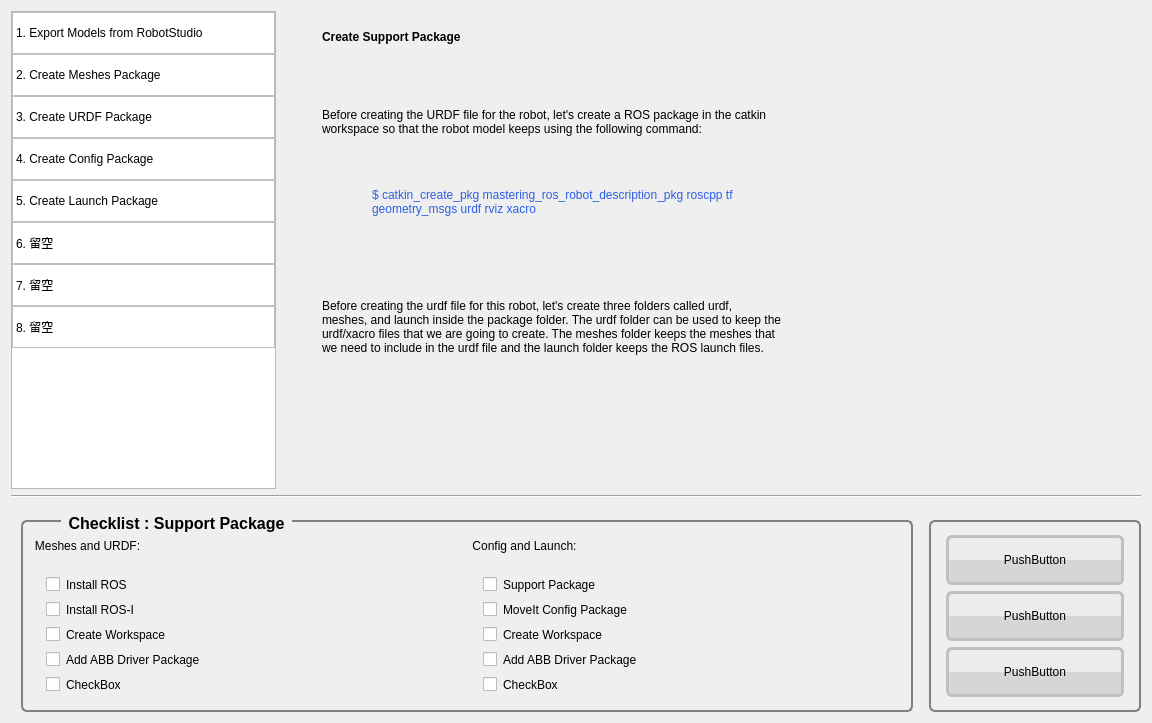
First picture: the form in gui/inetgration_assistant/AbbRosI-Intg-Asst/dialog_pkg_support.ui, repository Yifei1988/abb_ros-i_integration, before the edit.
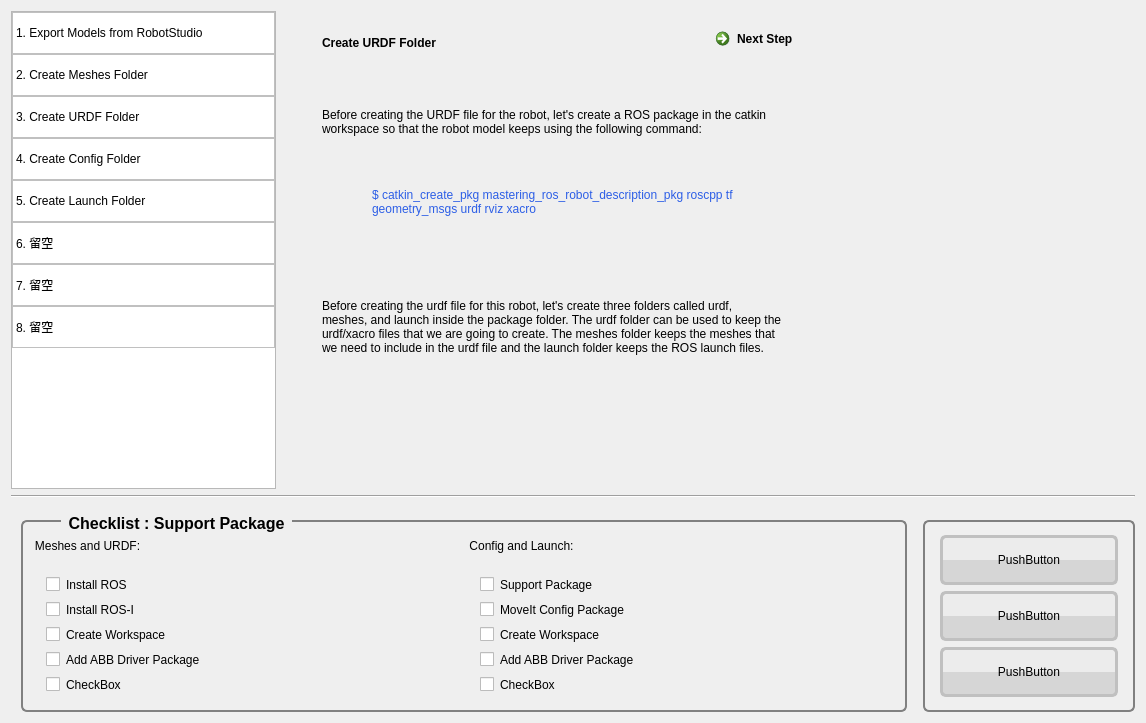
Second picture: the form after the edit. The open tabs and pages were chosen to show the change. Icons and pictures are not drawn.

What changed in the file:
```diff
--- a/gui/inetgration_assistant/AbbRosI-Intg-Asst/dialog_pkg_support.ui
+++ b/gui/inetgration_assistant/AbbRosI-Intg-Asst/dialog_pkg_support.ui
@@ -81,22 +81,22 @@
          </item>
          <item>
           <property name="text">
-           <string>2. Create Meshes Package</string>
+           <string>2. Create Meshes Folder</string>
           </property>
          </item>
          <item>
           <property name="text">
-           <string>3. Create URDF Package</string>
+           <string>3. Create URDF Folder</string>
           </property>
          </item>
          <item>
           <property name="text">
-           <string>4. Create Config Package</string>
+           <string>4. Create Config Folder</string>
           </property>
          </item>
          <item>
           <property name="text">
-           <string>5. Create Launch Package</string>
+           <string>5. Create Launch Folder</string>
           </property>
          </item>
          <item>
@@ -222,6 +222,18 @@
          </widget>
          <widget class="QWidget" name="page_2">
           <layout class="QGridLayout" name="gridLayout_4">
+           <property name="leftMargin">
+            <number>5</number>
+           </property>
+           <property name="topMargin">
+            <number>5</number>
+           </property>
+           <property name="rightMargin">
+            <number>5</number>
+           </property>
+           <property name="bottomMargin">
+            <number>5</number>
+           </property>
            <item row="0" column="0">
             <layout class="QVBoxLayout" name="verticalLayout_8">
              <item>
@@ -238,7 +250,7 @@
                   <string notr="true"/>
                  </property>
                  <property name="text">
-                  <string>Create Meshes Package</string>
+                  <string>Create Meshes Folder</string>
                  </property>
                 </widget>
                </item>
@@ -327,22 +339,6 @@
           </layout>
          </widget>
          <widget class="QWidget" name="page_3">
-          <widget class="QLabel" name="label_title_3">
-           <property name="geometry">
-            <rect>
-             <x>40</x>
-             <y>10</y>
-             <width>291</width>
-             <height>31</height>
-            </rect>
-           </property>
-           <property name="styleSheet">
-            <string notr="true"/>
-           </property>
-           <property name="text">
-            <string>Create Support Package</string>
-           </property>
-          </widget>
           <widget class="QLabel" name="label_3_2">
            <property name="geometry">
             <rect>
@@ -397,6 +393,53 @@
 we need to include in the urdf file and the launch folder keeps the ROS launch files.</string>
            </property>
           </widget>
+          <widget class="QWidget" name="">
+           <property name="geometry">
+            <rect>
+             <x>40</x>
+             <y>10</y>
+             <width>556</width>
+             <height>43</height>
+            </rect>
+           </property>
+           <layout class="QHBoxLayout" name="horizontalLayout_8">
+            <item>
+             <widget class="QLabel" name="label_title_3">
+              <property name="minimumSize">
+               <size>
+                <width>380</width>
+                <height>30</height>
+               </size>
+              </property>
+              <property name="styleSheet">
+               <string notr="true"/>
+              </property>
+              <property name="text">
+               <string>Create URDF Folder</string>
+              </property>
+             </widget>
+            </item>
+            <item>
+             <widget class="QCommandLinkButton" name="commandLinkButton_7">
+              <property name="minimumSize">
+               <size>
+                <width>111</width>
+                <height>41</height>
+               </size>
+              </property>
+              <property name="focusPolicy">
+               <enum>Qt::NoFocus</enum>
+              </property>
+              <property name="styleSheet">
+               <string notr="true">font: italic 13pt &quot;Ubuntu&quot;;</string>
+              </property>
+              <property name="text">
+               <string>Next Step</string>
+              </property>
+             </widget>
+            </item>
+           </layout>
+          </widget>
          </widget>
          <widget class="QWidget" name="page_4">
           <widget class="QLabel" name="label_title_4">
```
